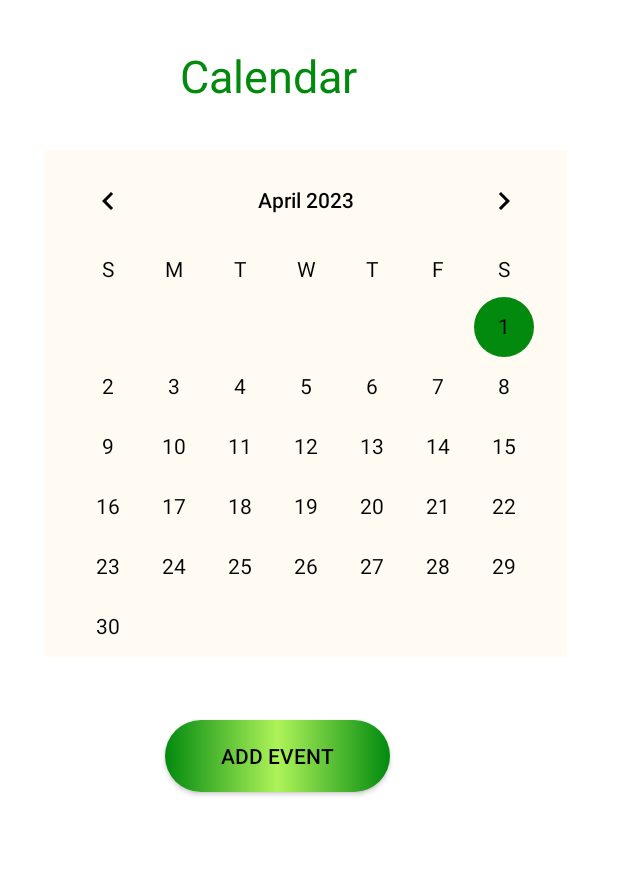
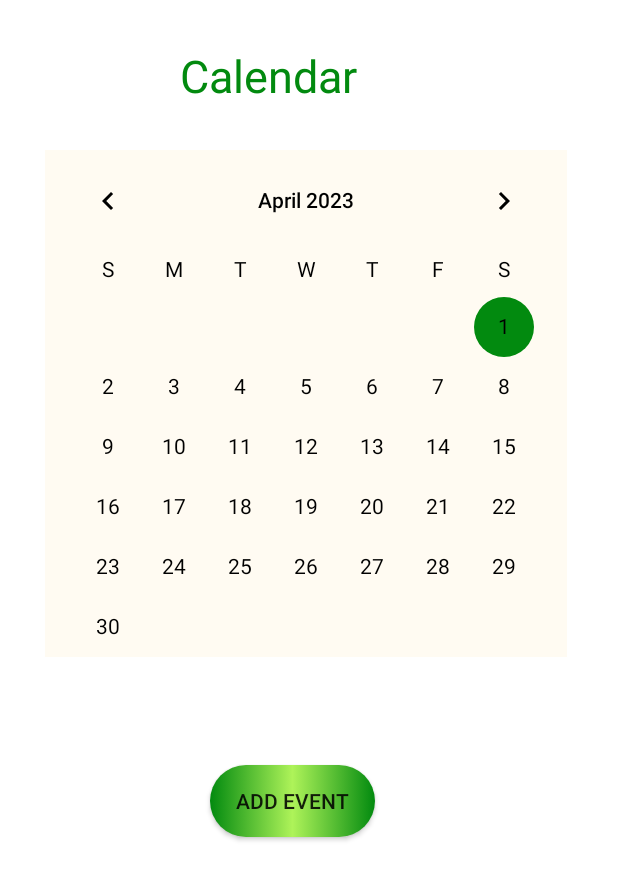
Before and after one commit to dxminikxx/WspolnaPrzestrzenApp, an Android app: the layout fragment_calendar.xml on its own in the app's theme, with its tools: preview values and no code run, on a phone screen of 412 x 824 dp. Shown: the top 880 px of the screen. Run offline under Robolectric (Android 15) with nearby library versions, the phone set to English and light mode, and no system bars.

Commit message:
calendar changes

```diff
--- a/app/src/main/AndroidManifest.xml
+++ b/app/src/main/AndroidManifest.xml
@@ -11,6 +11,9 @@
         android:supportsRtl="true"
         android:theme="@style/Theme.MozeTerazSieUda"
         tools:targetApi="31">
+        <activity
+            android:name=".AddEventAcivity"
+            android:exported="false" />
         <activity
             android:name=".HomeActivity"
             android:exported="false" />
--- a/app/src/main/res/layout/acivity_event_view.xml
+++ b/app/src/main/res/layout/activity_add_event_acivity.xml
@@ -1,6 +1,9 @@
 <?xml version="1.0" encoding="utf-8"?>
 <androidx.constraintlayout.widget.ConstraintLayout xmlns:android="http://schemas.android.com/apk/res/android"
+    xmlns:app="http://schemas.android.com/apk/res-auto"
+    xmlns:tools="http://schemas.android.com/tools"
     android:layout_width="match_parent"
-    android:layout_height="match_parent">
+    android:layout_height="match_parent"
+    tools:context=".AddEventAcivity">
 
 </androidx.constraintlayout.widget.ConstraintLayout>
--- a/app/src/main/res/layout/fragment_calendar.xml
+++ b/app/src/main/res/layout/fragment_calendar.xml
@@ -30,14 +30,13 @@
         android:dateTextAppearance="@style/CalenderViewDateCustomText"
         android:weekDayTextAppearance="@style/CalenderViewWeekCustomText"/>
 
-
     <Button
-        android:layout_width="150dp"
+        android:id="@+id/btn_addEvent"
+        android:layout_width="110dp"
         android:layout_height="wrap_content"
         android:text="Add event"
-        android:textColor="@color/black"
         android:background="@drawable/btn"
-        android:layout_marginTop="480dp"
-        android:layout_marginLeft="110dp">
+        android:layout_marginTop="510dp"
+        android:layout_marginLeft="140dp">
     </Button>
 </RelativeLayout>
```
Also changed, not shown: app/src/main/java/com/example/mozeterazsieuda/AddEventAcivity.kt (added, +11 -0 lines), app/src/main/java/com/example/mozeterazsieuda/CalendarFragment.kt (+55 -29 lines).
